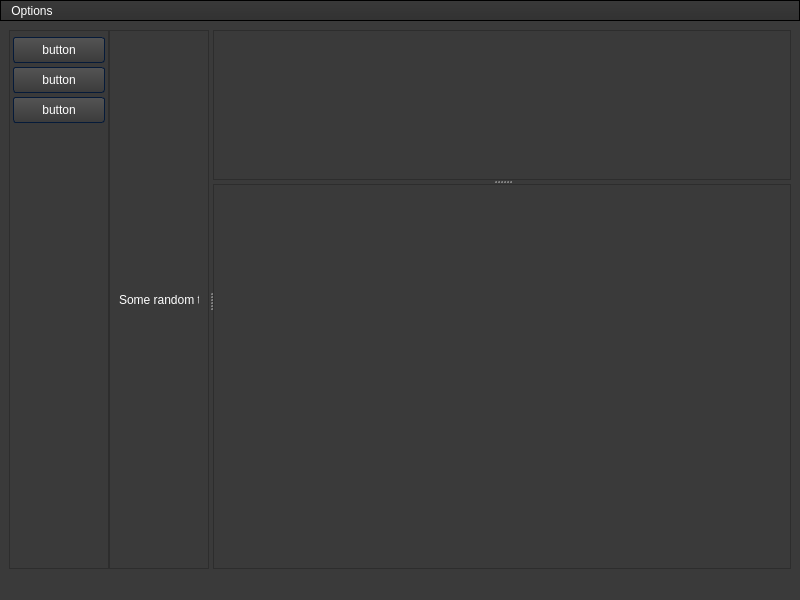
Qt form forms/mainwindow.ui (WTS012201/Text-Extraction-Tool) before a commit.
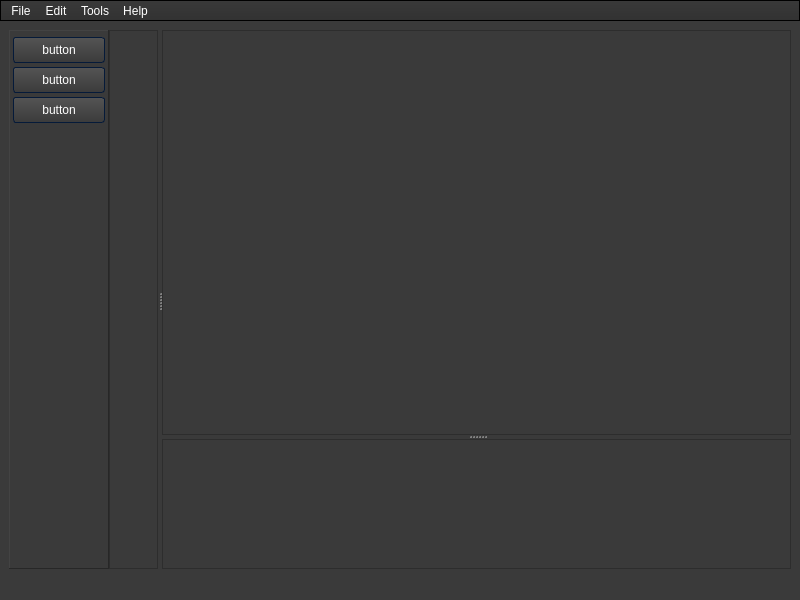
The same form after that commit. Icons and pictures are not drawn.

Commit message: image content vertical stretch

Diff of the .ui file:
```diff
--- a/forms/mainwindow.ui
+++ b/forms/mainwindow.ui
@@ -1004,10 +1004,10 @@
          <string notr="true"/>
         </property>
         <property name="frameShape">
-         <enum>QFrame::StyledPanel</enum>
+         <enum>QFrame::Panel</enum>
         </property>
         <property name="frameShadow">
-         <enum>QFrame::Sunken</enum>
+         <enum>QFrame::Raised</enum>
         </property>
         <layout class="QVBoxLayout" name="verticalLayout_3">
          <property name="spacing">
@@ -1116,15 +1116,7 @@
            <property name="frameShadow">
             <enum>QFrame::Sunken</enum>
            </property>
-           <layout class="QVBoxLayout" name="verticalLayout_21">
-            <item>
-             <widget class="QLabel" name="label">
-              <property name="text">
-               <string>Some random text</string>
-              </property>
-             </widget>
-            </item>
-           </layout>
+           <layout class="QVBoxLayout" name="verticalLayout_21"/>
           </widget>
           <widget class="QWidget" name="widget_3" native="true">
            <layout class="QVBoxLayout" name="verticalLayout_20">
@@ -1134,10 +1126,22 @@
                <layout class="QVBoxLayout" name="Edit">
                 <item>
                  <widget class="QSplitter" name="splitter">
+                  <property name="sizePolicy">
+                   <sizepolicy hsizetype="Preferred" vsizetype="Preferred">
+                    <horstretch>0</horstretch>
+                    <verstretch>0</verstretch>
+                   </sizepolicy>
+                  </property>
                   <property name="orientation">
                    <enum>Qt::Vertical</enum>
                   </property>
                   <widget class="QWidget" name="Edit_2" native="true">
+                   <property name="sizePolicy">
+                    <sizepolicy hsizetype="Preferred" vsizetype="Preferred">
+                     <horstretch>0</horstretch>
+                     <verstretch>8</verstretch>
+                    </sizepolicy>
+                   </property>
                    <layout class="QVBoxLayout" name="verticalLayout_2">
                     <item>
                      <widget class="QScrollArea" name="scrollArea">
@@ -1184,7 +1188,19 @@
                     </item>
                    </layout>
                   </widget>
-                  <widget class="QWidget" name="Image" native="true">
+                  <widget class="QWidget" name="TextEditContainer" native="true">
+                   <property name="sizePolicy">
+                    <sizepolicy hsizetype="Preferred" vsizetype="Preferred">
+                     <horstretch>0</horstretch>
+                     <verstretch>1</verstretch>
+                    </sizepolicy>
+                   </property>
+                   <property name="maximumSize">
+                    <size>
+                     <width>16777215</width>
+                     <height>16777215</height>
+                    </size>
+                   </property>
                    <layout class="QVBoxLayout" name="verticalLayout">
                     <item>
                      <widget class="QTextEdit" name="textEdit_2">
@@ -1225,10 +1241,28 @@
    </property>
    <widget class="QMenu" name="menutest">
     <property name="title">
-     <string>Options</string>
+     <string>File</string>
+    </property>
+   </widget>
+   <widget class="QMenu" name="menuEdit">
+    <property name="title">
+     <string>Edit</string>
+    </property>
+   </widget>
+   <widget class="QMenu" name="menuTools">
+    <property name="title">
+     <string>Tools</string>
+    </property>
+   </widget>
+   <widget class="QMenu" name="menuHelp">
+    <property name="title">
+     <string>Help</string>
     </property>
    </widget>
    <addaction name="menutest"/>
+   <addaction name="menuEdit"/>
+   <addaction name="menuTools"/>
+   <addaction name="menuHelp"/>
   </widget>
   <widget class="QStatusBar" name="statusbar"/>
  </widget>
```
Left out of the diff: 8 changed lines with no effect on the pictures. The commit also changes 2 other files.
